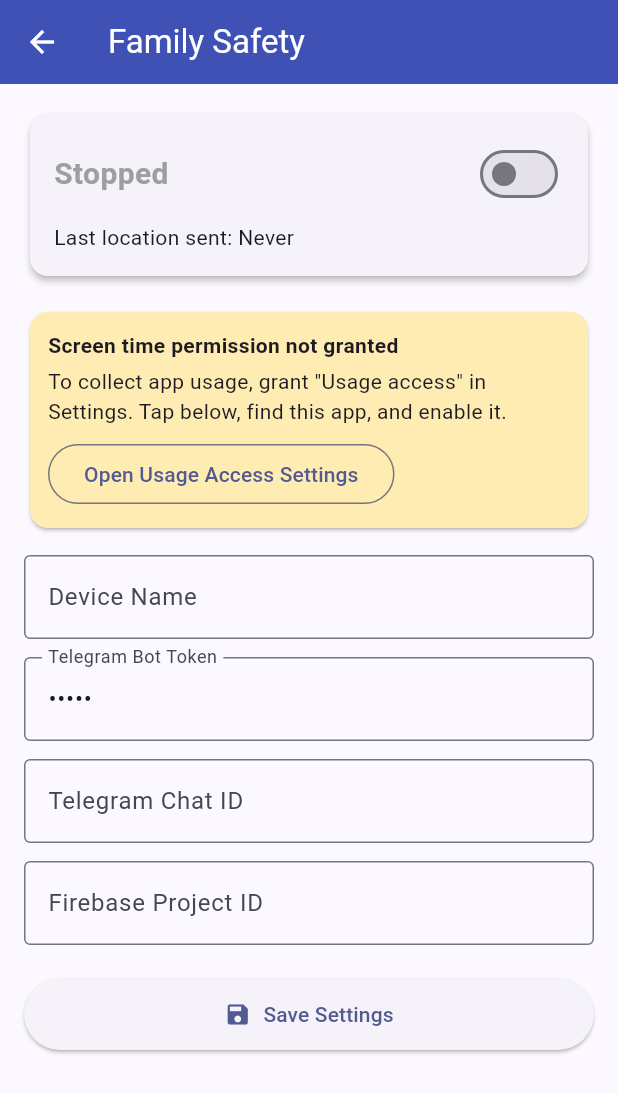
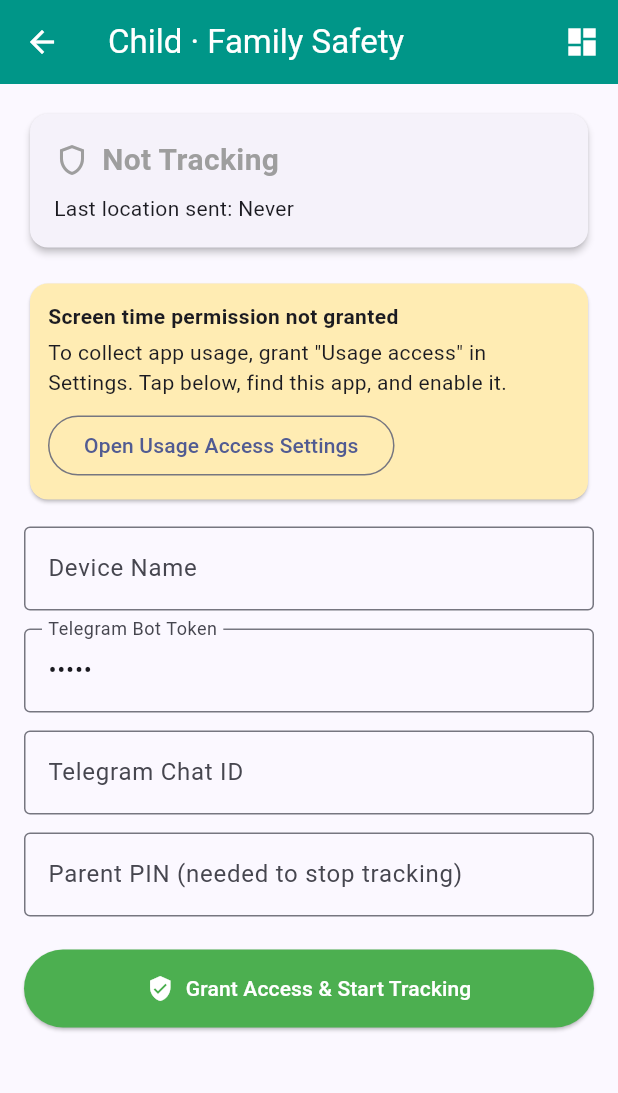
Before and after one commit to koliaashu2003-bot/Location, a Flutter app: the screen it shows after launch, after a tap on "I'm a Child", on a phone screen of 412 x 824 dp. Shown: the top 1093 px of the screen. Run offline on Flutter 3.47's test engine with Material 3 defaults, Android fonts, the phone set to English and light mode, and no system bars; our stand-ins replace battery_plus, cloud_firestore, firebase_auth, firebase_core, flutter_local_notifications, geolocator and 2 more; missing offline and left inert: flutter_background_service, usage_stats; accounts and stored records are empty; network calls fail.

Commit message:
Add on-device storage, in-app dashboard, and PIN-locked stop
- LocalStore: saves last 3 days of location + screen time to the phone
  (SharedPreferences/JSON), auto-pruned. No server or card needed.
- Background service writes location and today's screen time to local storage
  each cycle (in addition to Telegram).
- DashboardScreen: on-device view of last known location, today's total screen
  time (hours), per-app breakdown (hours), and previous days' totals.
- Child screen is now grant-only: a single "Grant Access & Start" button, and
  stopping requires the Parent PIN (child cannot stop on their own). Config
  fields lock while tracking. Added a Dashboard button. Dropped the unused
  Firebase project field (Telegram-only setup).

Co-Authored-By: Claude Opus 4.8 <noreply@anthropic.com>
Claude-Session: https://claude.ai/code/session_01U8qBCnPiPHzrczUfRvcoD6

```diff
--- a/agent/lib/screens/home_screen.dart
+++ b/agent/lib/screens/home_screen.dart
@@ -6,7 +6,10 @@ import 'package:shared_preferences/shared_preferences.dart';
 
 import '../services/location_service.dart';
 import '../services/screen_time_service.dart';
+import 'dashboard_screen.dart';
 
+/// Child-side screen: set up once, then tap "Grant Access" to start.
+/// Stopping is locked behind a Parent PIN so only the parent/owner can stop it.
 class HomeScreen extends StatefulWidget {
   const HomeScreen({super.key});
 
@@ -18,7 +21,7 @@ class _HomeScreenState extends State<HomeScreen> {
   final _deviceNameCtrl = TextEditingController();
   final _botTokenCtrl = TextEditingController();
   final _chatIdCtrl = TextEditingController();
-  final _projectIdCtrl = TextEditingController();
+  final _pinCtrl = TextEditingController();
 
   final _locationService = LocationService();
   final _screenTimeService = ScreenTimeService();
@@ -39,7 +42,7 @@ class _HomeScreenState extends State<HomeScreen> {
     _deviceNameCtrl.dispose();
     _botTokenCtrl.dispose();
     _chatIdCtrl.dispose();
-    _projectIdCtrl.dispose();
+    _pinCtrl.dispose();
     super.dispose();
   }
 
@@ -49,7 +52,7 @@ class _HomeScreenState extends State<HomeScreen> {
       _deviceNameCtrl.text = prefs.getString('deviceName') ?? '';
       _botTokenCtrl.text = prefs.getString('botToken') ?? '';
       _chatIdCtrl.text = prefs.getString('chatId') ?? '';
-      _projectIdCtrl.text = prefs.getString('projectId') ?? '';
+      _pinCtrl.text = prefs.getString('parentPin') ?? '';
       _tracking = prefs.getBool('tracking') ?? false;
       _lastLocationTime = prefs.getString('lastLocationTime');
     });
@@ -65,17 +68,16 @@ class _HomeScreenState extends State<HomeScreen> {
     await prefs.setString('deviceName', _deviceNameCtrl.text.trim());
     await prefs.setString('botToken', _botTokenCtrl.text.trim());
     await prefs.setString('chatId', _chatIdCtrl.text.trim());
-    await prefs.setString('projectId', _projectIdCtrl.text.trim());
+    await prefs.setString('parentPin', _pinCtrl.text.trim());
 
-    // Derive a stable deviceId from the device name if not already set.
     if (prefs.getString('deviceId') == null) {
       final id = _deviceNameCtrl.text
           .trim()
           .toLowerCase()
           .replaceAll(RegExp(r'[^a-z0-9]+'), '-')
           .replaceAll(RegExp(r'^-+|-+$'), '');
-      await prefs.setString(
-          'deviceId', id.isEmpty ? 'device-${DateTime.now().millisecondsSinceEpoch}' : id);
+      await prefs.setString('deviceId',
+          id.isEmpty ? 'device-${DateTime.now().millisecondsSinceEpoch}' : id);
     }
 
     if (mounted) {
@@ -86,7 +88,6 @@ class _HomeScreenState extends State<HomeScreen> {
   }
 
   Future<bool> _requestPermissions() async {
-    // Location permissions (foreground + background).
     try {
       await _locationService.ensurePermissions();
     } on LocationServiceException catch (e) {
@@ -97,7 +98,6 @@ class _HomeScreenState extends State<HomeScreen> {
     await Permission.locationAlways.request();
     await Permission.notification.request();
 
-    // Battery optimization exemption so Android does not kill the service.
     if (!await Permission.ignoreBatteryOptimizations.isGranted) {
       await Permission.ignoreBatteryOptimizations.request();
     }
@@ -105,13 +105,17 @@ class _HomeScreenState extends State<HomeScreen> {
     return true;
   }
 
-  Future<void> _toggleTracking(bool value) async {
-    if (value) {
-      // Validate required fields.
+  /// Starts tracking. One-way for the child — there is no "stop" here without
+  /// the Parent PIN.
+  Future<void> _grantAndStart() async {
     if (_deviceNameCtrl.text.trim().isEmpty ||
         _botTokenCtrl.text.trim().isEmpty ||
         _chatIdCtrl.text.trim().isEmpty) {
-        _showError('Please enter device name, bot token and chat ID first.');
+      _showError('Enter device name, bot token and chat ID first.');
+      return;
+    }
+    if (_pinCtrl.text.trim().length < 4) {
+      _showError('Set a Parent PIN (at least 4 digits) so only you can stop it.');
       return;
     }
 
@@ -128,15 +132,49 @@ class _HomeScreenState extends State<HomeScreen> {
     }
 
     setState(() => _tracking = true);
-    } else {
+  }
+
+  /// Stopping requires the Parent PIN — the child cannot stop on their own.
+  Future<void> _stopWithPin() async {
     final prefs = await SharedPreferences.getInstance();
+    final savedPin = prefs.getString('parentPin') ?? '';
+
+    if (!mounted) return;
+    final entered = await showDialog<String>(
+      context: context,
+      builder: (context) {
+        final ctrl = TextEditingController();
+        return AlertDialog(
+          title: const Text('Enter Parent PIN to stop'),
+          content: TextField(
+            controller: ctrl,
+            keyboardType: TextInputType.number,
+            obscureText: true,
+            decoration: const InputDecoration(hintText: 'Parent PIN'),
+          ),
+          actions: [
+            TextButton(
+              onPressed: () => Navigator.pop(context),
+              child: const Text('Cancel'),
+            ),
+            ElevatedButton(
+              onPressed: () => Navigator.pop(context, ctrl.text.trim()),
+              child: const Text('Stop'),
+            ),
+          ],
+        );
+      },
+    );
+
+    if (entered == null) return; // cancelled
+    if (entered != savedPin) {
+      _showError('Wrong PIN. Only the parent can stop tracking.');
+      return;
+    }
+
     await prefs.setBool('tracking', false);
-
-      final service = FlutterBackgroundService();
-      service.invoke('stopService');
-
+    FlutterBackgroundService().invoke('stopService');
     setState(() => _tracking = false);
-    }
   }
 
   void _showError(String message) {
@@ -146,13 +184,26 @@ class _HomeScreenState extends State<HomeScreen> {
     );
   }
 
+  void _openDashboard() {
+    Navigator.of(context).push(
+      MaterialPageRoute(builder: (_) => const DashboardScreen()),
+    );
+  }
+
   @override
   Widget build(BuildContext context) {
     return Scaffold(
       appBar: AppBar(
-        title: const Text('Family Safety'),
-        backgroundColor: Colors.indigo,
+        title: const Text('Child · Family Safety'),
+        backgroundColor: Colors.teal,
         foregroundColor: Colors.white,
+        actions: [
+          IconButton(
+            icon: const Icon(Icons.dashboard),
+            tooltip: 'Dashboard',
+            onPressed: _openDashboard,
+          ),
+        ],
       ),
       body: SingleChildScrollView(
         padding: const EdgeInsets.all(16),
@@ -167,14 +218,26 @@ class _HomeScreenState extends State<HomeScreen> {
             _textField(_botTokenCtrl, 'Telegram Bot Token',
                 '123456:ABC-DEF...', obscure: true),
             _textField(_chatIdCtrl, 'Telegram Chat ID', 'e.g. 987654321'),
-            _textField(_projectIdCtrl, 'Firebase Project ID',
-                'e.g. family-tracker'),
+            _textField(_pinCtrl, 'Parent PIN (needed to stop tracking)',
+                'e.g. 1234', obscure: true, number: true),
             const SizedBox(height: 16),
+            if (!_tracking)
               ElevatedButton.icon(
+                onPressed: _grantAndStart,
+                icon: const Icon(Icons.verified_user),
+                label: const Text('Grant Access & Start Tracking'),
+                style: ElevatedButton.styleFrom(
+                  backgroundColor: Colors.green,
+                  foregroundColor: Colors.white,
+                  padding: const EdgeInsets.symmetric(vertical: 16),
+                ),
+              )
+            else
+              OutlinedButton.icon(
                 onPressed: _saveSettings,
                 icon: const Icon(Icons.save),
                 label: const Text('Save Settings'),
-              style: ElevatedButton.styleFrom(
+                style: OutlinedButton.styleFrom(
                   padding: const EdgeInsets.symmetric(vertical: 14),
                 ),
               ),
@@ -197,25 +260,49 @@ class _HomeScreenState extends State<HomeScreen> {
           crossAxisAlignment: CrossAxisAlignment.start,
           children: [
             Row(
-              mainAxisAlignment: MainAxisAlignment.spaceBetween,
               children: [
+                Icon(
+                  _tracking ? Icons.shield : Icons.shield_outlined,
+                  color: _tracking ? Colors.green : Colors.grey,
+                ),
+                const SizedBox(width: 8),
                 Text(
-                  _tracking ? 'Tracking Active' : 'Stopped',
+                  _tracking ? 'Tracking Active' : 'Not Tracking',
                   style: TextStyle(
                     fontSize: 20,
                     fontWeight: FontWeight.bold,
                     color: _tracking ? Colors.green : Colors.grey,
                   ),
                 ),
-                Switch(
-                  value: _tracking,
-                  activeThumbColor: Colors.green,
-                  onChanged: _toggleTracking,
-                ),
               ],
             ),
             const SizedBox(height: 8),
             Text('Last location sent: $lastTime'),
+            if (_tracking) ...[
+              const SizedBox(height: 12),
+              Row(
+                children: [
+                  Expanded(
+                    child: OutlinedButton.icon(
+                      onPressed: _openDashboard,
+                      icon: const Icon(Icons.dashboard),
+                      label: const Text('Dashboard'),
+                    ),
+                  ),
+                  const SizedBox(width: 10),
+                  Expanded(
+                    child: OutlinedButton.icon(
+                      onPressed: _stopWithPin,
+                      icon: const Icon(Icons.lock),
+                      label: const Text('Stop (PIN)'),
+                      style: OutlinedButton.styleFrom(
+                        foregroundColor: Colors.red,
+                      ),
+                    ),
+                  ),
+                ],
+              ),
+            ],
           ],
         ),
       ),
@@ -258,12 +345,15 @@ class _HomeScreenState extends State<HomeScreen> {
     String label,
     String hint, {
     bool obscure = false,
+    bool number = false,
   }) {
     return Padding(
       padding: const EdgeInsets.symmetric(vertical: 6),
       child: TextField(
         controller: controller,
         obscureText: obscure,
+        enabled: !_tracking, // lock config while tracking is active
+        keyboardType: number ? TextInputType.number : TextInputType.text,
         decoration: InputDecoration(
           labelText: label,
           hintText: hint,
```
Also changed, not shown: agent/lib/screens/dashboard_screen.dart (added, +268 -0 lines), agent/lib/services/background_service.dart (+16 -2 lines), agent/lib/services/local_store.dart (added, +123 -0 lines). Lines whose indentation alone changed are shown as unchanged.
